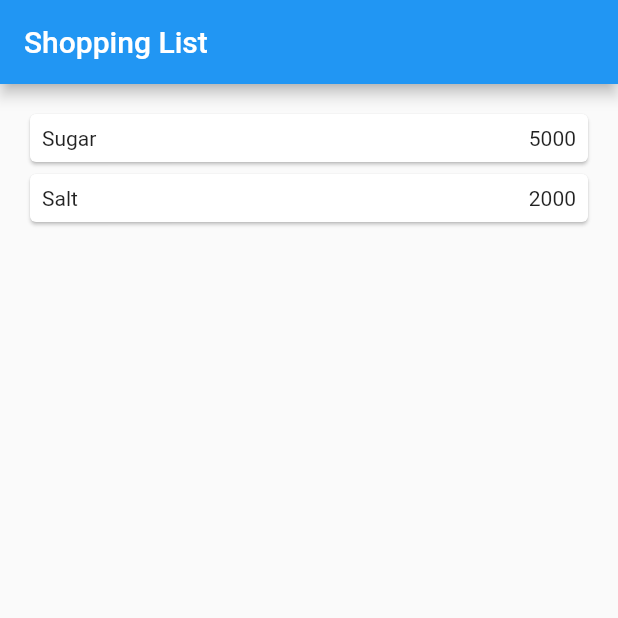
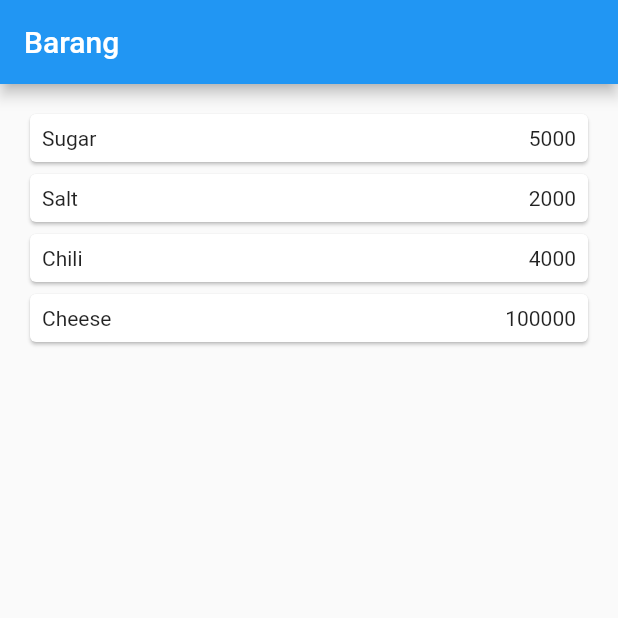
Before and after one commit to Adrifa/belanja, a Flutter app: the screen it shows after launch, on a phone screen of 412 x 824 dp, the top half of it. Run offline on Flutter 3.47's test engine with Material 2 defaults, Android fonts, the phone set to English and light mode, and no system bars.

Commit message:
add Item

```diff
--- a/belanja/lib/models/item.dart
+++ b/belanja/lib/models/item.dart
@@ -1,8 +1,15 @@
   class Item {
+    /*
    String? name = 'a';
    int? price = 0;
    //String name;
    //int price ;
     Item({this.name, this.price});
+    */
+  String name;
+  int price;
+  //int weight;
+
+  Item({required this.name, required this.price});
 
   }
--- a/belanja/lib/pages/home_page.dart
+++ b/belanja/lib/pages/home_page.dart
@@ -6,15 +6,15 @@ class HomePage extends StatelessWidget {
   @override
   final List<Item> items = [
     Item(name: 'Sugar', price: 5000),
-    Item(name: 'Salt', price: 2000)
+    Item(name: 'Salt', price: 2000),
+    Item(name: 'Chili', price: 4000),
+    Item(name: 'Cheese', price: 100000)
   ];
 
   Widget build(BuildContext context) {
-    //TODO: implement build
-   // throw UnimplementedError();
     return Scaffold(
         appBar: AppBar(
-          title: Text("Shopping List"),
+          title: Text("Barang"),
         ),
         body: Container(
             margin: EdgeInsets.all(8),
@@ -23,7 +23,10 @@ class HomePage extends StatelessWidget {
                 itemCount: items.length,
                 itemBuilder: (context, index) {
                   final item = items[index];
-                  return InkWell(
+                    return InkWell(
+                    onTap: (){
+                      Navigator.pushNamed(context, '/item', arguments: item);
+                    },
                     child: Card(
                         child: Container(
                             margin: EdgeInsets.all(8),
@@ -38,22 +41,6 @@ class HomePage extends StatelessWidget {
                               ],
                             ))),
                   );
-                  return InkWell(
-                  onTap: (){
-                    Navigator.pushNamed(context, '/item', arguments: item);
-                  },
-                );
-
-                }))
-
-
-
-                );
-
-
+                })));
   }
-
-
-
-
 }
```
Also changed, not shown: belanja/lib/pages/item_page.dart (+20 -8 lines).
